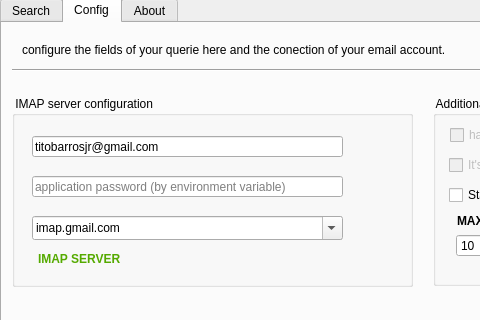
Old version of the form ui/main_window.ui in the repository TitoBarrosTI/m_chase_box; both pictures show x 0 to 480 and y 0 to 320 of the 1020 by 833 pixel window.
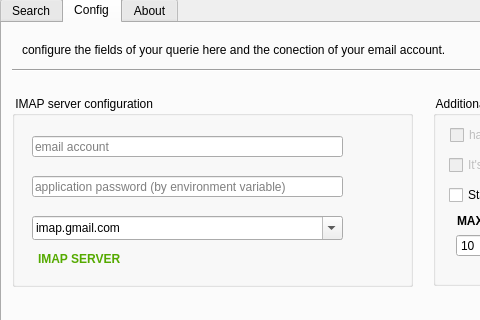
New version of the form. The open tabs and pages were chosen to show the change.

Commit message: fix(ui): remove hardcoded email address

```diff
--- a/ui/main_window.ui
+++ b/ui/main_window.ui
@@ -681,7 +681,7 @@
         </rect>
        </property>
        <property name="text">
-        <string>titobarrosjr@gmail.com</string>
+        <string/>
        </property>
        <property name="placeholderText">
         <string>email account</string>
```
Left out of the diff: 2 changed lines with no effect on the pictures.
